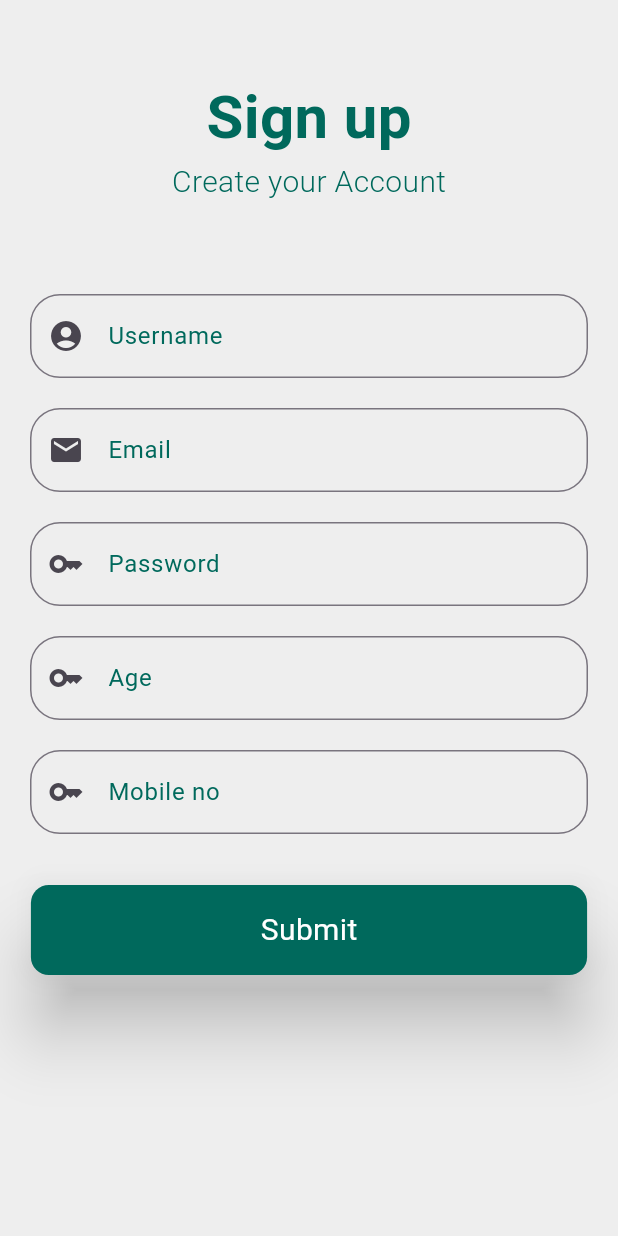
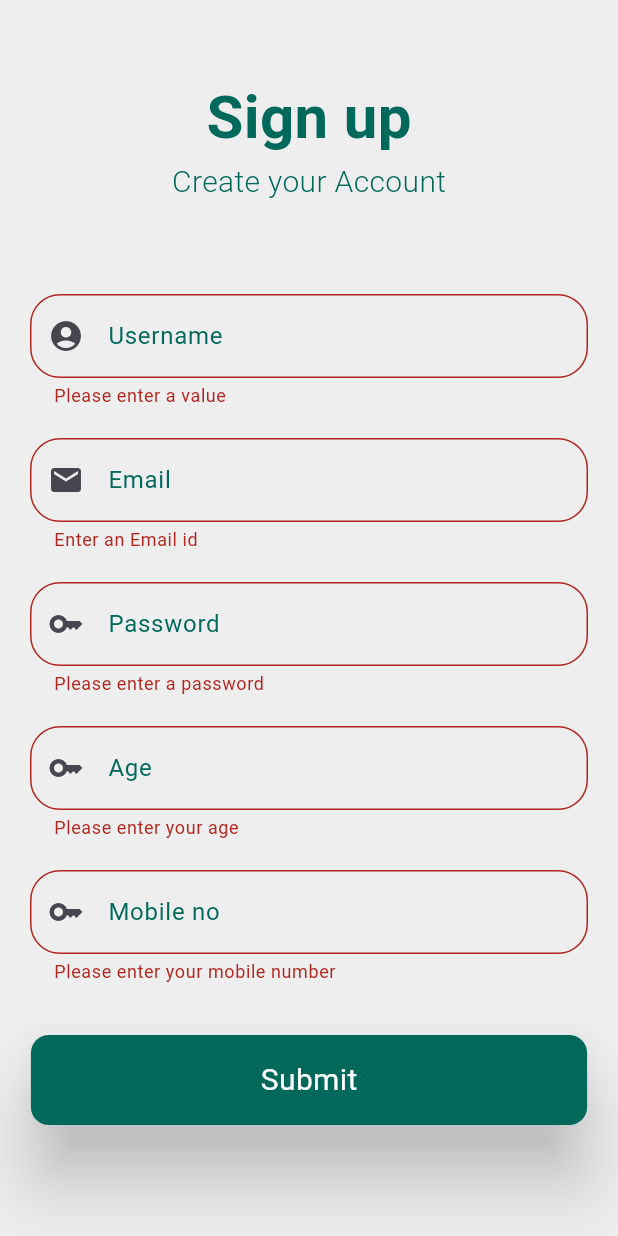
Before and after one commit to SuhailJafrinmk/user_management_app, a Flutter app: the SignUpPage screen opened directly, on a phone screen of 412 x 824 dp. Run offline on Flutter 3.47's test engine with Material 3 defaults, Android fonts, the phone set to English and light mode, and no system bars; our stand-ins replace cloud_firestore, firebase_auth, firebase_core, firebase_storage, google_sign_in, image_picker and 2 more; accounts and stored records are empty; project files that could hold a hidden picture were left out.

```diff
--- a/lib/view/screens/signup_page.dart
+++ b/lib/view/screens/signup_page.dart
@@ -37,6 +37,7 @@ class _SignUpPageState extends State<SignUpPage> {
         child: SingleChildScrollView(
           child: Form(
             key: formkey,
+            autovalidateMode: AutovalidateMode.always,
             child: Column(
               crossAxisAlignment: CrossAxisAlignment.center,
               children: [
@@ -72,6 +73,11 @@ class _SignUpPageState extends State<SignUpPage> {
                   padding: const EdgeInsets.only(
                       left: 20, right: 20, bottom: 10, top: 10),
                   child: LoginTextField(
+                    onChanged: (value) {
+                      setState(() {
+                        userNameController.text=value;
+                      });
+                    },
                       validator: (value) {
                         final pattern = RegExp(r'^[a-zA-Z0-9_-]{3,20}$');
                         if (value == null || value.isEmpty) {
@@ -93,6 +99,9 @@ class _SignUpPageState extends State<SignUpPage> {
                   padding: const EdgeInsets.only(
                       left: 20, right: 20, bottom: 10, top: 10),
                   child: LoginTextField(
+                    onChanged: (value) {
+                      emailController.text=value;
+                    },
                       validator: (value) {
                         final pattern =
                             RegExp(r'^[\w-\.]+@([\w-]+\.)+[\w-]{2,4}$');
@@ -114,6 +123,9 @@ class _SignUpPageState extends State<SignUpPage> {
                   padding: const EdgeInsets.only(
                       left: 20, right: 20, bottom: 10, top: 10),
                   child: LoginTextField(
+                    onChanged:(value) {
+                      passwordController.text=value;
+                    },
                       validator: (value) {
                         final pattern = RegExp(
                             r'^(?=.*?[A-Z])(?=.*?[a-z])(?=.*?[0-9])(?=.*?[!@#\$&*~]).{8,}$');
@@ -136,6 +148,10 @@ class _SignUpPageState extends State<SignUpPage> {
                   padding: const EdgeInsets.only(
                       left: 20, right: 20, bottom: 10, top: 10),
                   child: LoginTextField(
+                    onChanged: (value) {
+                      ageController.text=value;
+
+                    },
                       validator: (value) {
                         final pattern = RegExp(r'^(1[0-9]|[2-9][0-9]|100)$');
                         if (value == null || value.isEmpty) {
@@ -156,6 +172,10 @@ class _SignUpPageState extends State<SignUpPage> {
                   padding: const EdgeInsets.only(
                       left: 20, right: 20, bottom: 10, top: 10),
                   child: LoginTextField(
+                    onChanged:(value) {
+                      phoneNoControlller.text=value;
+
+                    },
                       validator: (value) {
                         final pattern = RegExp(r'^[6-9]\d{9}$');
                         if (value == null || value.isEmpty) {
@@ -192,11 +212,11 @@ class _SignUpPageState extends State<SignUpPage> {
                             phoneNoControlller.text,
                             passwordController.text,
                             context);
-                        userNameController.clear();
-                        passwordController.clear();
-                        emailController.clear();
-                        ageController.clear();
-                        phoneNoControlller.clear();
+                        // userNameController.clear();
+                        // passwordController.clear();
+                        // emailController.clear();
+                        // ageController.clear();
+                        // phoneNoControlller.clear();
                       }
                     },
                     radius: 20,
--- a/lib/view/widgets/custom_textfield.dart
+++ b/lib/view/widgets/custom_textfield.dart
@@ -2,6 +2,8 @@ import 'package:flutter/material.dart';
 
 // ignore: must_be_immutable
 class LoginTextField extends StatelessWidget {
+  FocusNode ? focusNode;
+  void Function(String)? onChanged;
   bool  obscureText;
   Color ? suffixIconColor;
   Color ? prefixIconColor;
@@ -12,11 +14,13 @@ class LoginTextField extends StatelessWidget {
   String hintText;
   String labelText;
   String? Function(String?)? validator;
-  LoginTextField({required this.obscureText,this.prefixIconWidget,this.prefixIconColor,this.sufixIconWidget,this.suffixIconColor,this.isFilled,required this.controller,
+  LoginTextField({this.focusNode,this.onChanged,required this.obscureText,this.prefixIconWidget,this.prefixIconColor,this.sufixIconWidget,this.suffixIconColor,this.isFilled,required this.controller,
   required this.hintText,required this.labelText,this.validator});
   @override
   Widget build(BuildContext context){
     return TextFormField(
+      focusNode: focusNode,
+      onChanged: onChanged,
       obscureText: obscureText,
       controller: controller,
       validator: validator,
```
Also changed, not shown: lib/controller/firebase_methods.dart (+29 -9 lines), lib/main.dart (+9 -11 lines), lib/view/screens/boarding_screen.dart (+51 -24 lines), lib/view/screens/home_screen.dart (+26 -16 lines), lib/view/screens/login_screen.dart (+75 -31 lines), lib/view/screens/splash_screen.dart (+24 -16 lines), 1 other file.
